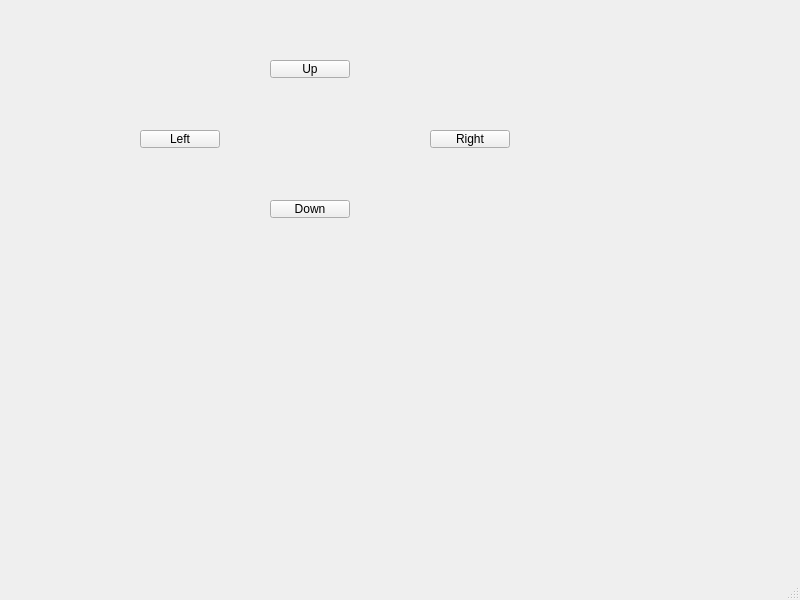
Nassbamg/ProjetROBOT, file mainwindow.ui: the form before one commit.
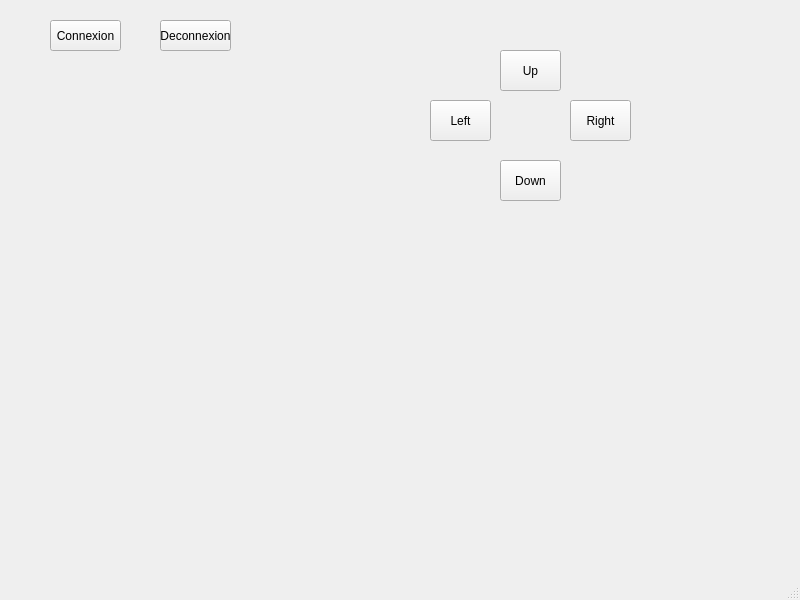
The form after the commit.

The edit to the form file:
```diff
--- a/mainwindow.ui
+++ b/mainwindow.ui
@@ -17,10 +17,10 @@
    <widget class="QPushButton" name="ButUp">
     <property name="geometry">
      <rect>
-      <x>270</x>
-      <y>60</y>
-      <width>80</width>
-      <height>18</height>
+      <x>500</x>
+      <y>50</y>
+      <width>61</width>
+      <height>41</height>
      </rect>
     </property>
     <property name="text">
@@ -30,10 +30,10 @@
    <widget class="QPushButton" name="ButDown">
     <property name="geometry">
      <rect>
-      <x>270</x>
-      <y>200</y>
-      <width>80</width>
-      <height>18</height>
+      <x>500</x>
+      <y>160</y>
+      <width>61</width>
+      <height>41</height>
      </rect>
     </property>
     <property name="text">
@@ -43,10 +43,10 @@
    <widget class="QPushButton" name="ButRight">
     <property name="geometry">
      <rect>
-      <x>430</x>
-      <y>130</y>
-      <width>80</width>
-      <height>18</height>
+      <x>570</x>
+      <y>100</y>
+      <width>61</width>
+      <height>41</height>
      </rect>
     </property>
     <property name="text">
@@ -56,14 +56,69 @@
    <widget class="QPushButton" name="ButLeft">
     <property name="geometry">
      <rect>
-      <x>140</x>
-      <y>130</y>
-      <width>80</width>
-      <height>18</height>
+      <x>430</x>
+      <y>100</y>
+      <width>61</width>
+      <height>41</height>
      </rect>
     </property>
     <property name="text">
      <string>Left</string>
+    </property>
+    <property name="shortcut">
+     <string>Left</string>
+    </property>
+   </widget>
+   <widget class="QPushButton" name="ButConnect">
+    <property name="geometry">
+     <rect>
+      <x>50</x>
+      <y>20</y>
+      <width>71</width>
+      <height>31</height>
+     </rect>
+    </property>
+    <property name="text">
+     <string>Connexion</string>
+    </property>
+   </widget>
+   <widget class="QPushButton" name="ButDisconnect">
+    <property name="geometry">
+     <rect>
+      <x>160</x>
+      <y>20</y>
+      <width>71</width>
+      <height>31</height>
+     </rect>
+    </property>
+    <property name="text">
+     <string>Deconnexion</string>
+    </property>
+   </widget>
+   <widget class="QLabel" name="label1">
+    <property name="geometry">
+     <rect>
+      <x>440</x>
+      <y>220</y>
+      <width>51</width>
+      <height>41</height>
+     </rect>
+    </property>
+    <property name="text">
+     <string/>
+    </property>
+   </widget>
+   <widget class="QLabel" name="label2">
+    <property name="geometry">
+     <rect>
+      <x>560</x>
+      <y>230</y>
+      <width>41</width>
+      <height>41</height>
+     </rect>
+    </property>
+    <property name="text">
+     <string/>
     </property>
    </widget>
   </widget>
```
Left out of the diff: 9 changed lines with no effect on the pictures.
